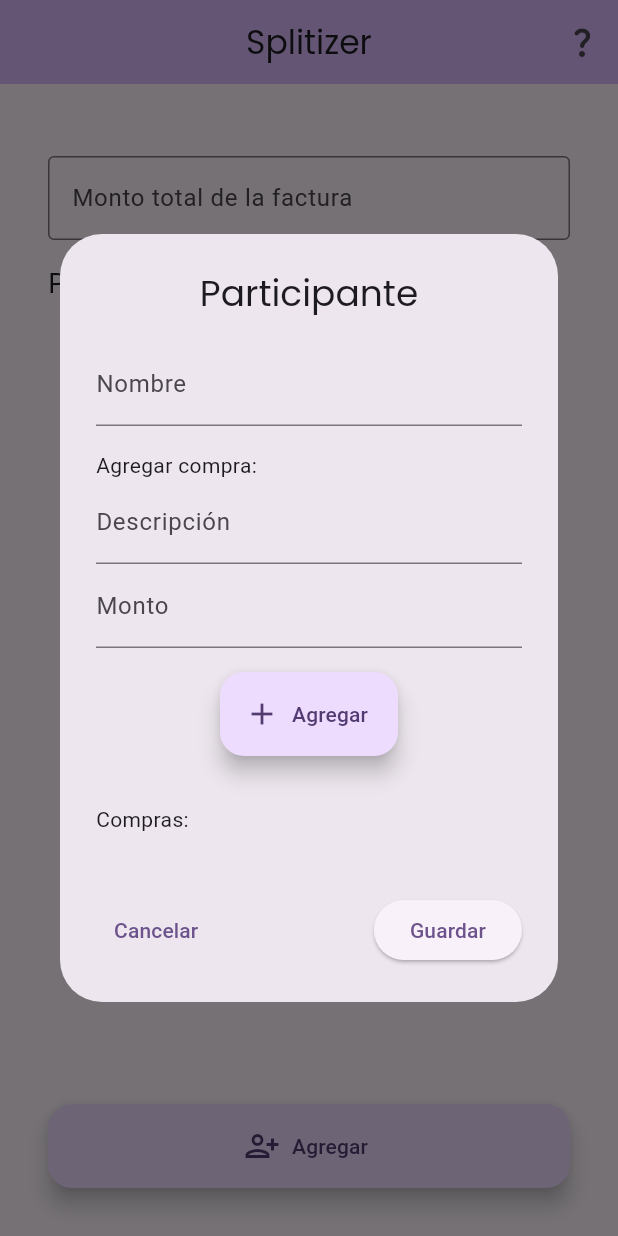
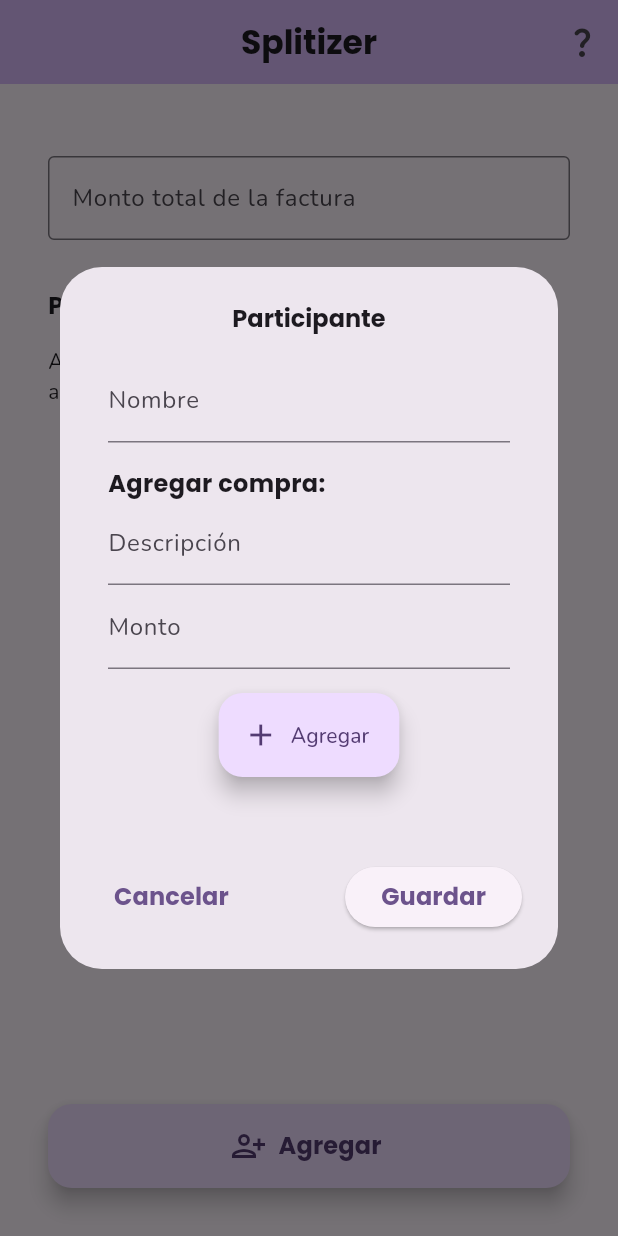
Before and after one commit to GabrielC-Web/Splitizer, a Flutter app: the IntroScreen screen opened by its route, after a tap on "Empezar", after a tap on "Agregar", on a phone screen of 412 x 824 dp. Run offline on Flutter 3.47's test engine with Material 3 defaults, Android fonts, the light colour scheme and no system bars; our stand-ins replace flutter_riverpod, go_router, google_fonts, introduction_screen.

Commit message:
fonts, money formatter and style

```diff
--- /dev/null
+++ b/devtools_options.yaml
@@ -0,0 +1,3 @@
+description: This file stores settings for Dart & Flutter DevTools.
+documentation: https://docs.flutter.dev/tools/devtools/extensions#configure-extension-enablement-states
+extensions:
--- a/lib/core/theme/theme.dart
+++ b/lib/core/theme/theme.dart
@@ -1,4 +1,5 @@
 import "package:flutter/material.dart";
+import "package:google_fonts/google_fonts.dart";
 
 class MaterialTheme {
   final TextTheme textTheme;
@@ -339,10 +340,15 @@
     useMaterial3: true,
     brightness: colorScheme.brightness,
     colorScheme: colorScheme,
-    textTheme: textTheme.apply(
+    // textTheme: textTheme.apply(
+    //   bodyColor: colorScheme.onSurface,
+    //   displayColor: colorScheme.onSurface,
+    //   // fontSizeDelta: 1,
+    //   fontFamily:
+    // ),
+    textTheme: GoogleFonts.nunitoTextTheme().apply(
       bodyColor: colorScheme.onSurface,
       displayColor: colorScheme.onSurface,
-      // fontSizeDelta: 1,
     ),
     scaffoldBackgroundColor: colorScheme.surface,
     canvasColor: colorScheme.surface,
--- a/lib/features/bill/bill_screen.dart
+++ b/lib/features/bill/bill_screen.dart
@@ -1,5 +1,7 @@
 import 'package:flutter/material.dart';
+import 'package:flutter/services.dart';
 import 'package:flutter_riverpod/flutter_riverpod.dart';
+import 'package:google_fonts/google_fonts.dart';
 import 'package:splitizer/features/bill/widgets/participant.dart';
 
 import '../../core/state/riverpod.dart';
@@ -59,6 +61,7 @@
       child: Padding(
         padding: const EdgeInsets.all(16),
         child: Column(
+          crossAxisAlignment: CrossAxisAlignment.start,
           children: [
             Expanded(
               child: ListView(
@@ -69,6 +72,11 @@
                       child: TextFormField(
                         controller: _finalTotalController,
                         keyboardType: TextInputType.number,
+                        inputFormatters: <TextInputFormatter>[
+                          FilteringTextInputFormatter.allow(
+                            RegExp(r'^\d*\.?\d*'),
+                          ),
+                        ],
                         decoration: const InputDecoration(
                           labelText: 'Monto total de la factura',
                           hintText: 'Ej: 27.34',
@@ -90,12 +98,28 @@
                       ),
                     ),
                   ),
-                  Row(
+                  Padding(
+                    padding: const EdgeInsets.symmetric(vertical: 16),
+                    child: Row(
                       mainAxisAlignment: MainAxisAlignment.spaceBetween,
                       children: [
-                      const Text(
+                        Column(
+                          crossAxisAlignment: CrossAxisAlignment.start,
+                          children: [
+                            Text(
                               'Participantes',
-                        style: TextStyle(fontSize: 18),
+                              style: GoogleFonts.poppins(
+                                fontWeight: FontWeight.bold,
+                                fontSize: 16,
+                              ),
+                            ),
+                            const SizedBox(height: 16),
+                            Text(
+                              'Agrega a los responsables de pagar la cuenta,\nañade el precio base de cada compra',
+                              maxLines: 3,
+                              overflow: TextOverflow.ellipsis,
+                            ),
+                          ],
                         ),
 
                         // TextButton.icon(
@@ -104,6 +128,7 @@
                         //   onPressed: _addPerson,
                         // ),
                       ],
+                    ),
                   ),
 
                   ...ref
@@ -144,7 +169,13 @@
                           ref.read(riverpodPersonList).reset();
                           _finalTotalController.clear();
                         },
-                        label: Text('Reiniciar'),
+                        label: Text(
+                          'Reiniciar',
+                          style: GoogleFonts.poppins(
+                            fontWeight: FontWeight.bold,
+                            fontSize: 16,
+                          ),
+                        ),
                         elevation: 2,
                       ),
                     ),
@@ -163,7 +194,13 @@
                     ),
                     child: FloatingActionButton.extended(
                       onPressed: _addPerson,
-                      label: const Text('Agregar'),
+                      label: Text(
+                        'Agregar',
+                        style: GoogleFonts.poppins(
+                          fontWeight: FontWeight.bold,
+                          fontSize: 16,
+                        ),
+                      ),
                       icon: const Icon(Icons.person_add_alt),
                     ),
                   ),
--- a/lib/features/bill/dialogs/add_person_modal.dart
+++ b/lib/features/bill/dialogs/add_person_modal.dart
@@ -1,5 +1,8 @@
 import 'package:flutter/material.dart';
+import 'package:flutter/services.dart';
 import 'package:flutter_riverpod/flutter_riverpod.dart';
+import 'package:google_fonts/google_fonts.dart';
+import 'package:intl/intl.dart';
 import 'package:splitizer/core/state/riverpod.dart';
 import 'package:splitizer/models/person.dart';
 
@@ -76,12 +79,22 @@
   @override
   Widget build(BuildContext context) {
     return AlertDialog(
-      title: Center(child: const Text('Participante')),
+      title: Center(
+        child: Text(
+          'Participante',
+          style: GoogleFonts.poppins(fontWeight: FontWeight.bold, fontSize: 16),
+        ),
+      ),
       content: ConstrainedBox(
         constraints: const BoxConstraints(
           minWidth:
               double.maxFinite, // Forces content to take max available width
         ),
+        child: Scrollbar(
+          trackVisibility: true,
+          thumbVisibility: true,
+          child: Padding(
+            padding: const EdgeInsets.symmetric(horizontal: 8),
             child: SingleChildScrollView(
               child: Column(
                 mainAxisSize: MainAxisSize.min,
@@ -92,7 +105,13 @@
                     decoration: const InputDecoration(labelText: 'Nombre'),
                   ),
                   const SizedBox(height: 16),
-              Text('Agregar compra:'),
+                  Text(
+                    'Agregar compra:',
+                    style: GoogleFonts.poppins(
+                      fontWeight: FontWeight.bold,
+                      fontSize: 16,
+                    ),
+                  ),
                   TextField(
                     controller: purchaseNameController,
                     keyboardType: TextInputType.text,
@@ -101,6 +120,9 @@
                   TextField(
                     controller: purchaseAmountController,
                     keyboardType: TextInputType.number,
+                    inputFormatters: <TextInputFormatter>[
+                      FilteringTextInputFormatter.allow(RegExp(r'^\d*\.?\d*')),
+                    ],
                     decoration: const InputDecoration(labelText: 'Monto'),
                   ),
                   Center(
@@ -114,9 +136,18 @@
                     ),
                   ),
                   const SizedBox(height: 16),
-              Text('Compras:'),
+                  if (purchases.isNotEmpty)
+                    Column(
+                      crossAxisAlignment: CrossAxisAlignment.start,
+                      children: [
+                        Text(
+                          'Compras:',
+                          style: GoogleFonts.poppins(
+                            fontWeight: FontWeight.bold,
+                            fontSize: 16,
+                          ),
+                        ),
                         const SizedBox(height: 16),
-              if (purchases.isNotEmpty)
                         Wrap(
                           spacing: 8,
                           children: purchases
@@ -132,6 +163,10 @@
                         ),
                       ],
                     ),
+                ],
+              ),
+            ),
+          ),
         ),
       ),
       actions: [
@@ -140,7 +175,13 @@
           children: [
             TextButton(
               onPressed: () => Navigator.pop(context),
-              child: const Text('Cancelar'),
+              child: Text(
+                'Cancelar',
+                style: GoogleFonts.poppins(
+                  fontWeight: FontWeight.bold,
+                  fontSize: 16,
+                ),
+              ),
             ),
             ElevatedButton(
               onPressed: () {
@@ -167,7 +208,13 @@
                   });
                 }
               },
-              child: const Text('Guardar'),
+              child: Text(
+                'Guardar',
+                style: GoogleFonts.poppins(
+                  fontWeight: FontWeight.bold,
+                  fontSize: 16,
+                ),
+              ),
             ),
           ],
         ),
@@ -184,9 +231,18 @@
 
   @override
   Widget build(BuildContext context) {
+    var amountFormater = NumberFormat.currency(
+      locale: 'es_ES',
+      symbol: '\$',
+      decimalDigits: 2,
+    );
+
+    var formatedAmount = amountFormater.format(p.amount);
+
     return Flexible(
       child: Chip(
-        label: Text('${p.item} - \$${p.amount.toStringAsFixed(2)}'),
+        // label: Text('${p.item} - \$${p.amount.toStringAsFixed(2)}'),
+        label: Text('${p.item} - $formatedAmount'),
         deleteIcon: Icon(Icons.delete),
         onDeleted: removeItem,
       ),
--- a/lib/features/home/intro_screen.dart
+++ b/lib/features/home/intro_screen.dart
@@ -1,6 +1,7 @@
 import 'package:flutter/foundation.dart';
 import 'package:flutter/material.dart';
 import 'package:go_router/go_router.dart';
+import 'package:google_fonts/google_fonts.dart';
 import 'package:introduction_screen/introduction_screen.dart';
 import 'package:splitizer/shared/app_scaffold.dart';
 
@@ -66,14 +67,14 @@
         showBackButton: false,
         //rtl: true, // Display as right-to-left
         back: const Icon(Icons.arrow_back),
-        skip: const Text(
+        skip: Text(
           'Empezar',
-          style: TextStyle(fontWeight: FontWeight.w600),
+          style: GoogleFonts.poppins(fontWeight: FontWeight.bold, fontSize: 16),
         ),
         next: const Icon(Icons.arrow_forward),
-        done: const Text(
+        done: Text(
           'Listo',
-          style: TextStyle(fontWeight: FontWeight.w600),
+          style: GoogleFonts.poppins(fontWeight: FontWeight.bold, fontSize: 16),
         ),
         curve: Curves.fastLinearToSlowEaseIn,
         controlsMargin: const EdgeInsets.all(16),
--- a/lib/shared/app_scaffold.dart
+++ b/lib/shared/app_scaffold.dart
@@ -1,5 +1,6 @@
 import 'package:flutter/material.dart';
 import 'package:go_router/go_router.dart';
+import 'package:google_fonts/google_fonts.dart';
 
 class AppScaffold extends StatelessWidget {
   final String title;
@@ -26,7 +27,10 @@
                 },
               )
             : null,
-        title: Text(title),
+        title: Text(
+          title,
+          style: GoogleFonts.poppins(fontWeight: FontWeight.bold),
+        ),
         backgroundColor: Theme.of(context).colorScheme.inversePrimary,
         actions: [
           IconButton(
--- a/pubspec.yaml
+++ b/pubspec.yaml
@@ -40,6 +40,7 @@
   google_fonts: ^6.2.1
   introduction_screen: ^3.1.17
   shared_preferences: ^2.5.3
+  intl: ^0.20.2
 
 dev_dependencies:
   flutter_test:
```
Also changed, not shown: lib/features/bill/widgets/participant.dart (+36 -10 lines), pubspec.lock. Lines whose indentation alone changed are shown as unchanged.
